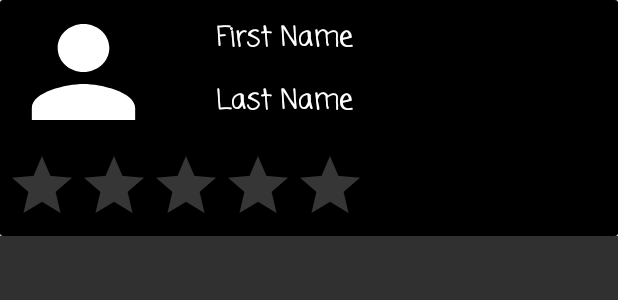
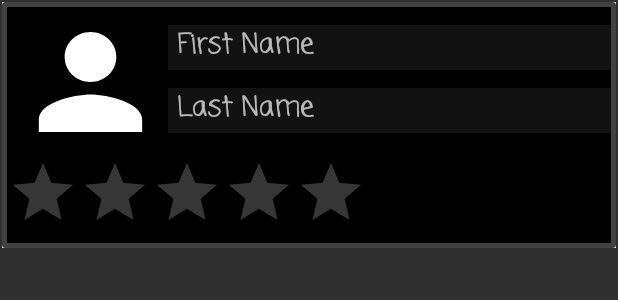
Before and after one commit to wilfredo1m/BeachList, an Android app: the layout activity_user_row.xml on its own in the app's theme, with its tools: preview values and no code run, on a phone screen of 412 x 824 dp. Shown: the top 300 px of the screen. Run offline under Robolectric (Android 15) with nearby library versions, the light colour scheme and no system bars.

Commit message:
-added borders to each row -fixed layout to the users being displayed in users tab

```diff
--- a/app/src/main/res/layout/activity_user_row.xml
+++ b/app/src/main/res/layout/activity_user_row.xml
@@ -1,73 +1,81 @@
 <?xml version="1.0" encoding="utf-8"?>
-<androidx.constraintlayout.widget.ConstraintLayout
-    xmlns:android="http://schemas.android.com/apk/res/android"
+<androidx.constraintlayout.widget.ConstraintLayout xmlns:android="http://schemas.android.com/apk/res/android"
     xmlns:app="http://schemas.android.com/apk/res-auto"
     xmlns:tools="http://schemas.android.com/tools"
     android:layout_width="match_parent"
     android:layout_height="wrap_content"
+    android:layout_margin="1dp"
     android:background="#FFFFFF">
 
     <androidx.cardview.widget.CardView
         android:layout_width="match_parent"
         android:layout_height="wrap_content"
-        app:cardBackgroundColor="#FFFFFF"
+        android:background="#605E5E"
         android:clickable="false"
         app:layout_constraintTop_toTopOf="parent">
 
         <androidx.constraintlayout.widget.ConstraintLayout
             android:layout_width="match_parent"
             android:layout_height="wrap_content"
+            android:layout_margin="3dp"
             android:background="#000000">
-
-            <TextView
-                android:id="@+id/friend_first_name"
-                android:layout_width="216dp"
-                android:layout_height="30dp"
-                android:layout_marginTop="12dp"
-                android:fontFamily="casual"
-                android:text="@string/first_name"
-                android:textColor="#FFFFFF"
-                android:textSize="18sp"
-                android:textStyle="bold"
-                app:layout_constraintEnd_toEndOf="parent"
-                app:layout_constraintHorizontal_bias="0.412"
-                app:layout_constraintStart_toEndOf="@+id/ivProfileImage"
-                app:layout_constraintTop_toTopOf="@+id/ivProfileImage" />
-
-            <TextView
-                android:id="@+id/friend_last_name"
-                android:layout_width="216dp"
-                android:layout_height="30dp"
-                android:layout_marginTop="12dp"
-                android:fontFamily="casual"
-                android:text="@string/last_name"
-                android:textColor="#FFFFFF"
-                android:textSize="18sp"
-                android:textStyle="bold"
-                app:layout_constraintEnd_toEndOf="@+id/friend_first_name"
-                app:layout_constraintHorizontal_bias="0.0"
-                app:layout_constraintStart_toStartOf="@+id/friend_first_name"
-                app:layout_constraintTop_toBottomOf="@+id/friend_first_name" />
-
-            <ImageView
-                android:id="@+id/ivProfileImage"
-                android:layout_width="103dp"
-                android:layout_height="96dp"
-                android:layout_marginStart="4dp"
-                android:layout_marginLeft="4dp"
-                android:background="@drawable/ic_baseline_person_24"
-                android:contentDescription="TODO"
-                app:layout_constraintStart_toStartOf="parent"
-                app:layout_constraintTop_toTopOf="parent" />
 
             <RatingBar
                 android:id="@+id/ratingBar4"
                 android:layout_width="wrap_content"
                 android:layout_height="wrap_content"
-                android:layout_marginTop="4dp"
                 android:isIndicator="true"
-                app:layout_constraintStart_toStartOf="@+id/ivProfileImage"
-                app:layout_constraintTop_toBottomOf="@+id/ivProfileImage" />
+                app:layout_constraintStart_toStartOf="parent"
+                app:layout_constraintTop_toBottomOf="@+id/linearLayout9" />
+
+            <LinearLayout
+                android:id="@+id/linearLayout9"
+                android:layout_width="match_parent"
+                android:layout_height="100dp"
+                android:orientation="horizontal"
+                app:layout_constraintTop_toTopOf="parent"
+                tools:layout_editor_absoluteX="2dp">
+
+                <ImageView
+                    android:id="@+id/ivProfileImage"
+                    android:layout_width="103dp"
+                    android:layout_height="100dp"
+                    android:layout_marginStart="4dp"
+                    android:layout_marginLeft="4dp"
+                    android:background="@drawable/ic_baseline_person_24"
+                    android:contentDescription="TODO" />
+
+                <LinearLayout
+                    android:layout_width="match_parent"
+                    android:layout_height="match_parent"
+                    android:orientation="vertical">
+
+                    <TextView
+                        android:id="@+id/friend_first_name"
+                        android:layout_width="match_parent"
+                        android:layout_height="30dp"
+                        android:layout_marginTop="12dp"
+                        android:background="#121212"
+                        android:fontFamily="casual"
+                        android:paddingLeft="6dp"
+                        android:text="@string/first_name"
+                        android:textSize="18sp"
+                        android:textStyle="bold" />
+
+                    <TextView
+                        android:id="@+id/friend_last_name"
+                        android:layout_width="match_parent"
+                        android:layout_height="30dp"
+                        android:layout_marginTop="12dp"
+                        android:background="#121212"
+                        android:fontFamily="casual"
+                        android:paddingLeft="6dp"
+                        android:text="@string/last_name"
+                        android:textSize="18sp"
+                        android:textStyle="bold" />
+
+                </LinearLayout>
+            </LinearLayout>
 
         </androidx.constraintlayout.widget.ConstraintLayout>
     </androidx.cardview.widget.CardView>
--- a/app/src/main/res/layout/current_listing_row.xml
+++ b/app/src/main/res/layout/current_listing_row.xml
@@ -4,12 +4,12 @@
     xmlns:tools="http://schemas.android.com/tools"
     android:layout_width="match_parent"
     android:layout_height="wrap_content"
-    android:background="#3C3C3C">
+    android:layout_margin="1dp"
+    android:background="#000000">
 
     <androidx.cardview.widget.CardView
         android:layout_width="match_parent"
         android:layout_height="match_parent"
-        android:background="#FFFFFF"
         app:cardBackgroundColor="#515151"
         app:layout_constraintBottom_toBottomOf="parent"
         app:layout_constraintEnd_toEndOf="parent"
@@ -19,7 +19,7 @@
         <androidx.constraintlayout.widget.ConstraintLayout
             android:layout_width="match_parent"
             android:layout_height="match_parent"
-            android:layout_margin="5dp"
+            android:layout_margin="3dp"
             android:background="#232323">
 
             <LinearLayout
--- a/app/src/main/res/layout/fragment_current_listings.xml
+++ b/app/src/main/res/layout/fragment_current_listings.xml
@@ -11,6 +11,7 @@
         android:id="@+id/current_listing_recycler"
         android:layout_width="match_parent"
         android:layout_height="match_parent"
+        android:background="#000000"
         app:layout_constraintBottom_toBottomOf="parent"
         app:layout_constraintEnd_toEndOf="parent"
         app:layout_constraintHorizontal_bias="0.0"
--- a/app/src/main/res/layout/service_row.xml
+++ b/app/src/main/res/layout/service_row.xml
@@ -4,7 +4,7 @@
     xmlns:tools="http://schemas.android.com/tools"
     android:layout_width="match_parent"
     android:layout_height="wrap_content"
-    android:background="#FF0000">
+    android:layout_margin="1dp">
 
     <androidx.cardview.widget.CardView
         android:layout_width="match_parent"
@@ -17,7 +17,7 @@
         <LinearLayout
             android:layout_width="match_parent"
             android:layout_height="wrap_content"
-            android:layout_margin="2dp"
+            android:layout_margin="3dp"
             android:background="#121212"
             android:orientation="horizontal">
 
--- a/app/src/main/res/layout/sold_listings_row.xml
+++ b/app/src/main/res/layout/sold_listings_row.xml
@@ -26,7 +26,6 @@
                 android:layout_width="match_parent"
                 android:layout_height="298dp"
                 android:orientation="vertical"
-                android:paddingTop="3dp"
                 app:layout_constraintBottom_toBottomOf="parent"
                 app:layout_constraintEnd_toEndOf="parent"
                 app:layout_constraintHorizontal_bias="0.0"
```
